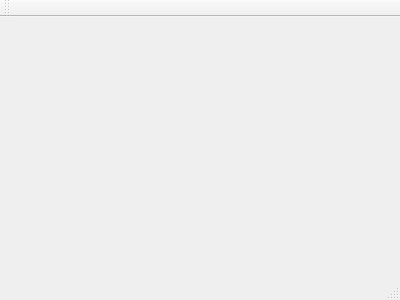
eloranta/print-qsl, file mainwindow.ui: the form before one commit.
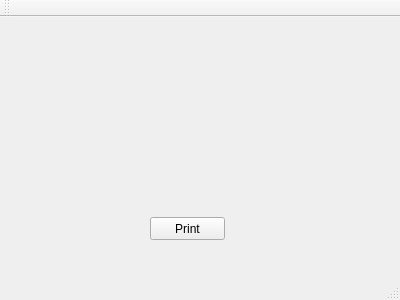
The form after the commit.

```diff
--- a/mainwindow.ui
+++ b/mainwindow.ui
@@ -13,7 +13,21 @@
   <property name="windowTitle">
    <string>Print QSL</string>
   </property>
-  <widget class="QWidget" name="centralWidget"/>
+  <widget class="QWidget" name="centralWidget">
+   <widget class="QPushButton" name="pushButton">
+    <property name="geometry">
+     <rect>
+      <x>150</x>
+      <y>200</y>
+      <width>75</width>
+      <height>23</height>
+     </rect>
+    </property>
+    <property name="text">
+     <string>Print</string>
+    </property>
+   </widget>
+  </widget>
   <widget class="QMenuBar" name="menuBar">
    <property name="geometry">
     <rect>
```
